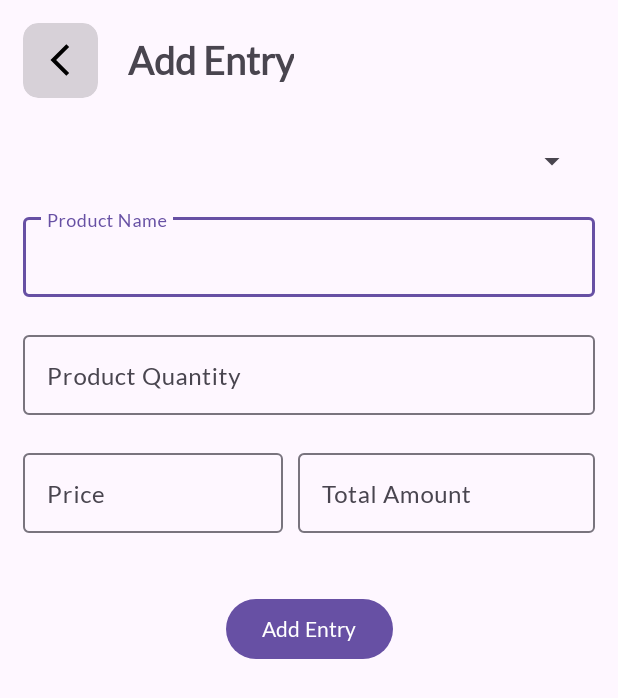
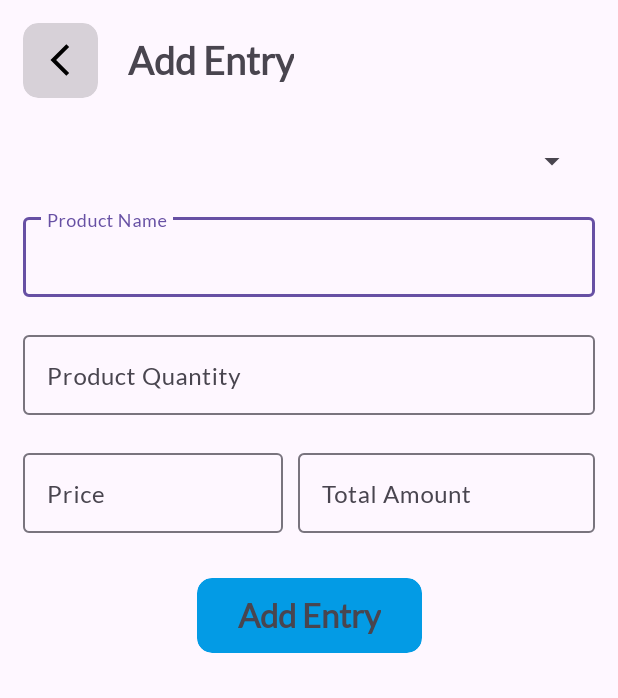
Before and after one commit to Bhavesh5650/KhataBook, an Android app: the screen it shows after launch (AddEntryActivity), after a tap on "Add Entry", on a phone screen of 412 x 824 dp. Shown: the top 698 px of the screen. Run offline under Robolectric (Android 15) with nearby library versions, the phone set to English and light mode, and no system bars; our stand-ins replace Room's generated code.

Commit message:
KhataBook

```diff
--- a/app/src/main/java/com/example/khatabook/activity/AddEntryActivity.kt
+++ b/app/src/main/java/com/example/khatabook/activity/AddEntryActivity.kt
@@ -1,6 +1,9 @@
 package com.example.khatabook.activity
 
 import android.os.Bundle
+import android.view.View
+import android.widget.AdapterView
+import android.widget.Toast
 import androidx.activity.enableEdgeToEdge
 import androidx.appcompat.app.AppCompatActivity
 import androidx.core.view.ViewCompat
@@ -30,6 +33,21 @@ class AddEntryActivity : AppCompatActivity() {
 
         setSpinner()
         insertEntry()
+
+        binding.spinner2.onItemSelectedListener= object : AdapterView.OnItemSelectedListener{
+            override fun onItemSelected(
+                parent: AdapterView<*>?,
+                view: View?,
+                position: Int,
+                id: Long
+            ) {
+                Toast.makeText(this@AddEntryActivity, "${list[position].userId}", Toast.LENGTH_SHORT).show()
+            }
+
+            override fun onNothingSelected(parent: AdapterView<*>?) {
+                Toast.makeText(this@AddEntryActivity, "Nothing Select", Toast.LENGTH_SHORT).show()
+            }
+        }
     }
 
     private fun setSpinner()
@@ -37,6 +55,10 @@ class AddEntryActivity : AppCompatActivity() {
         list = initBookDB(this).userDAO().userRead()
         val spinnerAdapter = SpinnerAdapter(list)
         binding.spinner2.adapter = spinnerAdapter
+
+        binding.entryBackBtn.setOnClickListener {
+            finish()
+        }
     }
 
     private fun insertEntry()
@@ -51,6 +73,8 @@ class AddEntryActivity : AppCompatActivity() {
             val productEntity = ProductEntity(proName = proName, proQuantity = proQuantity, proPrice = proPrice, proTotalAmount = totalAmount)
 
             initBookDB(this).userDAO().productInsert(productEntity)
+
+            finish()
         }
     }
 }
--- a/app/src/main/java/com/example/khatabook/activity/AddUserActivity.kt
+++ b/app/src/main/java/com/example/khatabook/activity/AddUserActivity.kt
@@ -47,6 +47,8 @@ class AddUserActivity : AppCompatActivity() {
             val model = BookEntity(userName = userName, userMobile = userMobile)
 
             initBookDB(this).userDAO().userInsert(model)
+
+            finish()
         }
     }
 }
--- /dev/null
+++ b/app/src/main/java/com/example/khatabook/adapter/ProductEntryAdapter.kt
@@ -0,0 +1,42 @@
+package com.example.khatabook.adapter
+
+import android.annotation.SuppressLint
+import android.view.LayoutInflater
+import android.view.View
+import android.view.ViewGroup
+import androidx.recyclerview.widget.RecyclerView.Adapter
+import androidx.recyclerview.widget.RecyclerView.ViewHolder
+import com.example.khatabook.R
+import com.example.khatabook.databinding.EntryTransactionLayoutBinding
+import com.example.khatabook.model.ProductEntity
+
+class ProductEntryAdapter(private var entryList:MutableList<ProductEntity>) : Adapter<ProductEntryAdapter.ProEntryViewHolder>() {
+
+    class ProEntryViewHolder(itemView: View) : ViewHolder(itemView)
+    {
+        val pBinding = EntryTransactionLayoutBinding.bind(itemView)
+    }
+
+    override fun onCreateViewHolder(parent: ViewGroup, viewType: Int): ProEntryViewHolder {
+        val view = LayoutInflater.from(parent.context).inflate(R.layout.entry_transaction_layout,parent,false)
+        return ProEntryViewHolder(view)
+    }
+
+    override fun getItemCount(): Int {
+        return entryList.size
+    }
+
+    override fun onBindViewHolder(holder: ProEntryViewHolder, position: Int) {
+        holder.pBinding.setRvProName.text = entryList[position].proName
+        holder.pBinding.setRvProQuantity.text = entryList[position].proQuantity
+        holder.pBinding.setRvProPrice.text = entryList[position].proPrice
+        holder.pBinding.setRvTotalAmount.text = entryList[position].proTotalAmount
+    }
+
+    @SuppressLint("NotifyDataSetChanged")
+    fun dataChangeEntry(list: MutableList<ProductEntity>)
+    {
+        entryList = list
+        notifyDataSetChanged()
+    }
+}
--- a/app/src/main/java/com/example/khatabook/fragment/HomeFragment.kt
+++ b/app/src/main/java/com/example/khatabook/fragment/HomeFragment.kt
@@ -9,12 +9,17 @@ import android.view.ViewGroup
 import com.example.khatabook.R
 import com.example.khatabook.activity.AddEntryActivity
 import com.example.khatabook.activity.AddUserActivity
+import com.example.khatabook.adapter.ProductEntryAdapter
 import com.example.khatabook.databinding.ActivityMainBinding
 import com.example.khatabook.databinding.FragmentHomeBinding
+import com.example.khatabook.helper.BookHelper.Companion.initBookDB
+import com.example.khatabook.model.ProductEntity
 
 class HomeFragment : Fragment() {
 
     private lateinit var binding: FragmentHomeBinding
+    var productEntryAdapter:ProductEntryAdapter?=null
+    var entryList = mutableListOf<ProductEntity>()
 
     override fun onCreateView(
         inflater: LayoutInflater, container: ViewGroup?,
@@ -24,6 +29,7 @@ class HomeFragment : Fragment() {
         binding = FragmentHomeBinding.inflate(layoutInflater)
 
         initIntentOnClick()
+        setTransactionAdapter()
 
         return binding.root
     }
@@ -41,4 +47,16 @@ class HomeFragment : Fragment() {
         }
     }
 
+    private fun setTransactionAdapter()
+    {
+        productEntryAdapter = ProductEntryAdapter(entryList)
+        binding.transactionRecyclerView.adapter = productEntryAdapter
+    }
+
+    override fun onResume() {
+        entryList = initBookDB(requireContext()).userDAO().productRead()
+        productEntryAdapter!!.dataChangeEntry(entryList)
+        super.onResume()
+    }
+
 }
--- a/app/src/main/res/drawable/circle.xml
+++ b/app/src/main/res/drawable/circle.xml
@@ -2,6 +2,6 @@
 <shape android:shape="oval"  xmlns:android="http://schemas.android.com/apk/res/android">
 
     <solid android:color="#651E88E5"/>
-    <size android:width="60dp"
-        android:height="60dp"/>
+    <size android:width="50dp"
+        android:height="50dp"/>
 </shape>
--- a/app/src/main/res/layout/activity_add_entry.xml
+++ b/app/src/main/res/layout/activity_add_entry.xml
@@ -132,14 +132,27 @@
             android:hint="Total Amount" />
     </com.google.android.material.textfield.TextInputLayout>
 
-    <Button
+
+    <androidx.cardview.widget.CardView
         android:id="@+id/addEntrySubmitBtn"
-        android:layout_width="wrap_content"
-        android:layout_height="wrap_content"
-        android:layout_marginTop="40dp"
-        android:text="Add Entry"
+        android:layout_width="150dp"
+        android:layout_height="50dp"
+        android:layout_marginTop="30dp"
+        app:cardBackgroundColor="#039BE5"
+        app:cardCornerRadius="10dp"
+        app:cardElevation="0dp"
         app:layout_constraintEnd_toEndOf="parent"
         app:layout_constraintStart_toStartOf="parent"
-        app:layout_constraintTop_toBottomOf="@+id/textInputLayout9" />
+        app:layout_constraintTop_toBottomOf="@+id/textInputLayout8">
+
+        <TextView
+            android:layout_width="wrap_content"
+            android:layout_height="wrap_content"
+            android:layout_gravity="center"
+            android:text="Add Entry"
+            android:textSize="22sp"
+            android:textStyle="bold" />
+
+    </androidx.cardview.widget.CardView>
 
 </androidx.constraintlayout.widget.ConstraintLayout>
--- a/app/src/main/res/layout/activity_add_user.xml
+++ b/app/src/main/res/layout/activity_add_user.xml
@@ -130,8 +130,8 @@
 
     <androidx.cardview.widget.CardView
         android:id="@+id/userSubmitBtn"
-        android:layout_width="165dp"
-        android:layout_height="55dp"
+        android:layout_width="150dp"
+        android:layout_height="50dp"
         android:layout_marginTop="30dp"
         app:cardCornerRadius="10dp"
         app:cardElevation="0dp"
```
Also changed, not shown: app/src/main/res/layout/entry_transaction_layout.xml (added, +94 -0 lines), app/src/main/res/layout/fragment_home.xml (+7 -4 lines).
